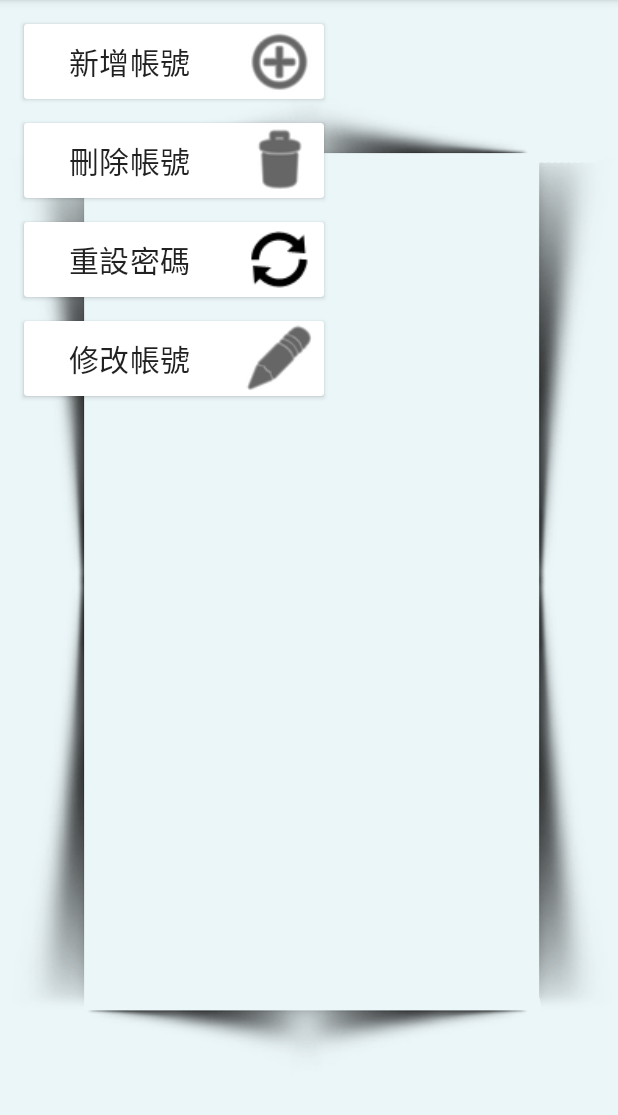
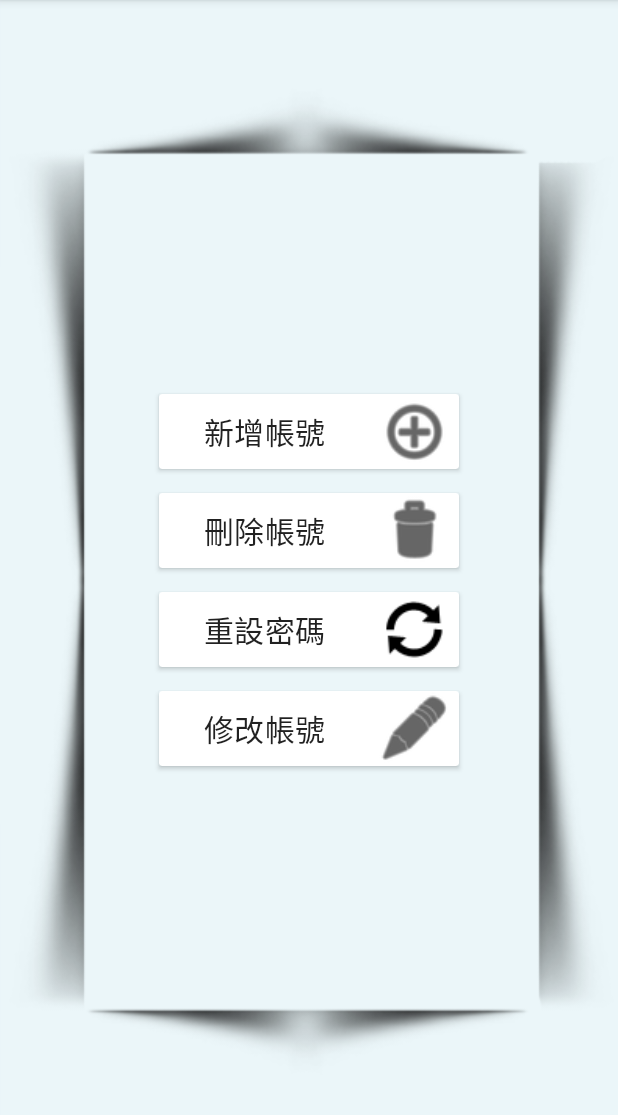
Before and after one commit to RyanYTShih/Whrist-Band, an Android app: the MANAGEMENT screen opened directly, with no data from a screen before it, on a phone screen of 412 x 824 dp, the part 84-1199 px from its top. Run offline under Robolectric (Android 15) with nearby library versions, the light colour scheme and no system bars.

Commit message:
fixed the errors and layout problems

```diff
--- a/app/src/main/java/tw/edu/pu/cs/wrist_band/MainActivity.java
+++ b/app/src/main/java/tw/edu/pu/cs/wrist_band/MainActivity.java
@@ -35,19 +35,19 @@
             Toast.makeText(this, "登入成功", Toast.LENGTH_LONG).show();
             Intent intent = new Intent(MainActivity.this, socialfun.class);
             startActivity(intent);
-            finish();
+//            finish();
         }
         else if (uid.equals("elder") && pw.equals("1")) { //登入成功
             Toast.makeText(this, "登入成功", Toast.LENGTH_LONG).show();
             Intent intent = new Intent(MainActivity.this, ELDER.class);
             startActivity(intent);
-            finish();
+//            finish();
         }
         else if (uid.equals("chair") && pw.equals("1")) { //登入成功
             Toast.makeText(this, "登入成功", Toast.LENGTH_LONG).show();
             Intent intent = new Intent(MainActivity.this, MANAGEMENT.class);
             startActivity(intent);
-            finish();
+//            finish();
         }
         else {  //登入失敗
             new AlertDialog.Builder(this)
--- a/app/src/main/java/tw/edu/pu/cs/wrist_band/Rawdata.java
+++ b/app/src/main/java/tw/edu/pu/cs/wrist_band/Rawdata.java
@@ -2,11 +2,13 @@
 
 import android.arch.persistence.room.Entity;
 import android.arch.persistence.room.PrimaryKey;
+import android.support.annotation.NonNull;
 
 @Entity
 public class Rawdata {
 
     @PrimaryKey
+    @NonNull
     private String id;
     private String band_id;
     private String sleep_time;
--- a/app/src/main/java/tw/edu/pu/cs/wrist_band/UserDao.java
+++ b/app/src/main/java/tw/edu/pu/cs/wrist_band/UserDao.java
@@ -16,7 +16,7 @@
     @Query("DELETE FROM User")
     void deleteAll();
 
-    @Query("SELECT id, name, role FROM User")
+    @Query("SELECT * FROM User")
     LiveData<List<User>> getAllUsers();
 
 }
--- a/app/src/main/java/tw/edu/pu/cs/wrist_band/socialfun.java
+++ b/app/src/main/java/tw/edu/pu/cs/wrist_band/socialfun.java
@@ -27,13 +27,13 @@
                         case R.id.blecoll: {
                             intent = new Intent(socialfun.this, BLECOLLECT.class);
                             startActivity(intent);
-                            finish();
+//                            finish();
                             break;
                         }
                         case R.id.uploadd: {
                             intent = new Intent(socialfun.this, UPLOADDATA.class);
                             startActivity(intent);
-                            finish();
+//                            finish();
                             break;
                         }
                     }
--- a/app/src/main/res/layout/activity_management.xml
+++ b/app/src/main/res/layout/activity_management.xml
@@ -4,15 +4,17 @@
     xmlns:tools="http://schemas.android.com/tools"
     android:layout_width="match_parent"
     android:layout_height="match_parent"
-    android:background="@drawable/back"
+    android:background="@drawable/back1500"
     tools:context=".MANAGEMENT">
 
     <ScrollView
         android:layout_width="232dp"
         android:layout_height="275dp"
-        tools:ignore="MissingConstraints"
-        tools:layout_editor_absoluteX="76dp"
-        tools:layout_editor_absoluteY="118dp">
+        app:layout_constraintBottom_toBottomOf="parent"
+        app:layout_constraintEnd_toEndOf="parent"
+        app:layout_constraintStart_toStartOf="parent"
+        app:layout_constraintTop_toTopOf="parent"
+        tools:ignore="MissingConstraints">
 
         <LinearLayout
             android:layout_width="match_parent"
```
Also changed, not shown: app/src/main/res/layout-v21/activity_socialfun.xml (+6 -4 lines), app/src/main/res/layout/activity_elder.xml (+6 -4 lines), app/src/main/res/layout/activity_uploaddat.xml (+7 -7 lines), app/src/main/res/drawable/back1500.png (added).
